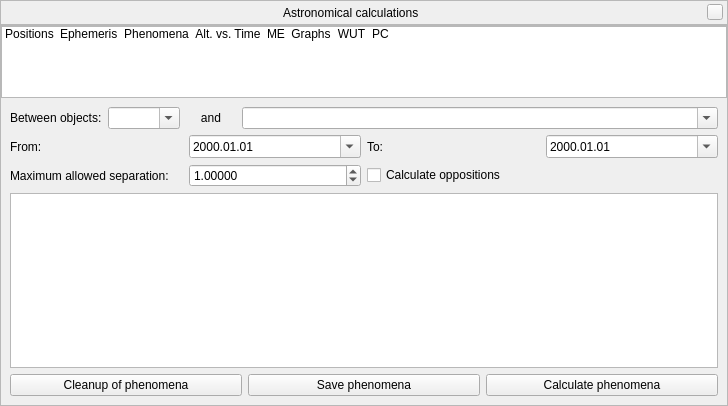
First picture: the form in src/gui/astroCalcDialog.ui, repository 519984307/stellarium_src, before the edit.
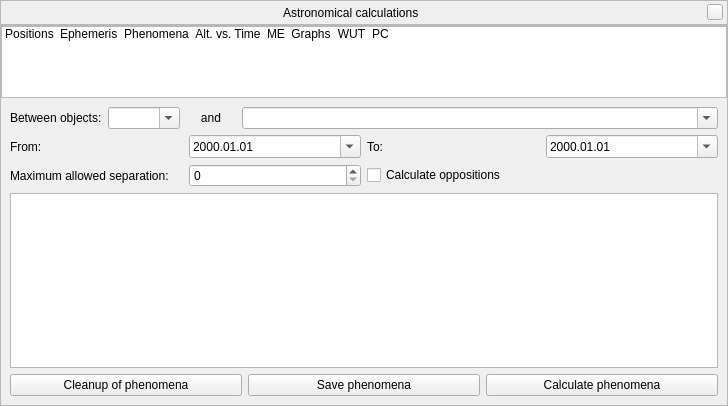
Second picture: the form after the edit. The open tabs and pages were chosen to show the change. Icons and pictures are not drawn. Custom widgets are drawn as their Qt base class.

Commit message: Let's use DMS and decimal degrees as acceptable values for "Maximum allowed separation" input box (AstroCalc/Phenomena)

```diff
--- a/src/gui/astroCalcDialog.ui
+++ b/src/gui/astroCalcDialog.ui
@@ -645,20 +645,7 @@
              </widget>
             </item>
             <item>
-             <widget class="QDoubleSpinBox" name="allowedSeparationDoubleSpinBox">
-              <property name="toolTip">
-               <string>Value in decimal degrees</string>
-              </property>
-              <property name="decimals">
-               <number>5</number>
-              </property>
-              <property name="maximum">
-               <double>10.000000000000000</double>
-              </property>
-              <property name="value">
-               <double>1.000000000000000</double>
-              </property>
-             </widget>
+             <widget class="AngleSpinBox" name="allowedSeparationSpinBox"/>
             </item>
            </layout>
           </item>
@@ -1383,6 +1370,11 @@
    <extends>QWidget</extends>
    <header>external/qcustomplot/qcustomplot.h</header>
   </customwidget>
+  <customwidget>
+   <class>AngleSpinBox</class>
+   <extends>QSpinBox</extends>
+   <header>AngleSpinBox.hpp</header>
+  </customwidget>
  </customwidgets>
  <resources/>
  <connections/>
```
The commit also changes 2 other files.
